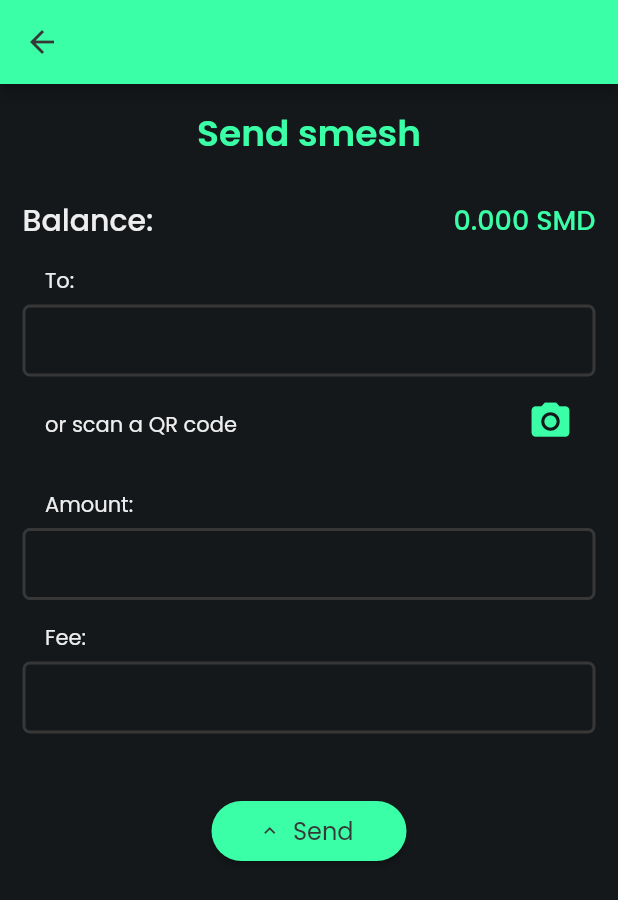
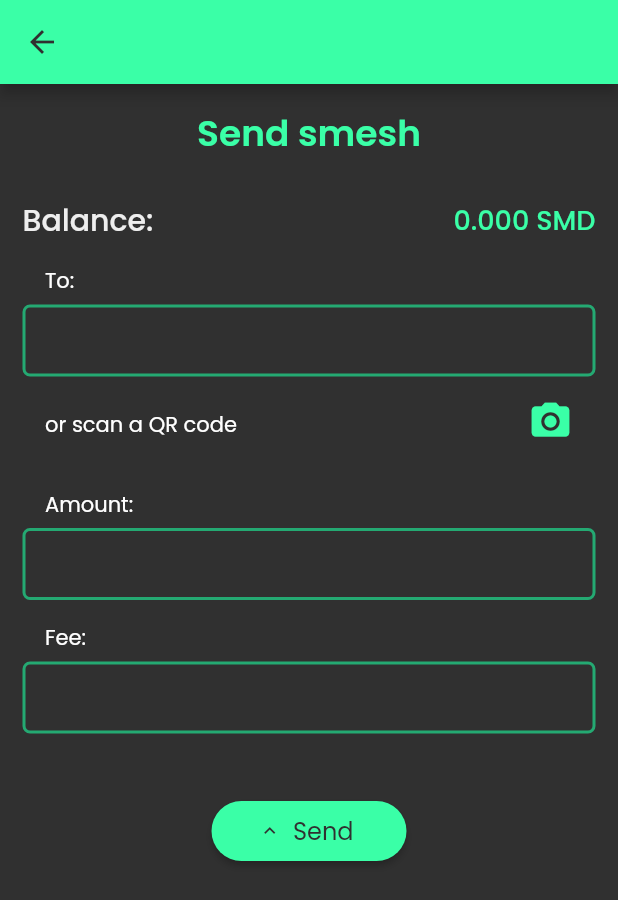
Before and after one commit to andreivcodes/sm_mobile_wallet, a Flutter app: the MainScreenWidget screen opened directly, after a tap on "Send", on a phone screen of 412 x 824 dp. Shown: the top 900 px of the screen. Run offline on Flutter 3.47's test engine with Material 2 defaults, Android fonts, the phone set to English and light mode, and no system bars; drawn by our look-alikes of auto_size_text; our stand-ins replace convert, easy_debounce, flutter_spinkit, flutter_svg, font_awesome_flutter, google_fonts and 7 more; missing offline and left inert: bip39, dart:ffi, ed25519spacemesh, grpc, json_path, protospacemesh; accounts and stored records are empty; network calls fail.

Commit message:
colors rework

```diff
--- a/lib/components/balance_card_widget.dart
+++ b/lib/components/balance_card_widget.dart
@@ -22,11 +22,11 @@ class _BalanceCardWidgetState extends State<BalanceCardWidget> {
       child: Container(
         width: MediaQuery.of(context).size.width * 0.9,
         decoration: BoxDecoration(
-          color: FlutterFlowTheme.of(context).jet,
+          color: FlutterFlowTheme.of(context).primaryBackground,
           boxShadow: [
             BoxShadow(
               blurRadius: 8,
-              color: FlutterFlowTheme.of(context).jet,
+              color: Color(0xFF373737),
               offset: Offset(0, -2),
             )
           ],
@@ -50,7 +50,8 @@ class _BalanceCardWidgetState extends State<BalanceCardWidget> {
                           style:
                               FlutterFlowTheme.of(context).bodyText1.override(
                                     fontFamily: 'Lexend Deca',
-                                    color: Colors.white,
+                                    color: FlutterFlowTheme.of(context)
+                                        .secondaryBackground,
                                     fontSize: 14,
                                     fontWeight: FontWeight.normal,
                                   ),
@@ -92,7 +93,7 @@ class _BalanceCardWidgetState extends State<BalanceCardWidget> {
                                       .override(
                                         fontFamily: 'Lexend Deca',
                                         color: FlutterFlowTheme.of(context)
-                                            .mediumSpringGreen,
+                                            .primaryColor,
                                         fontSize: 32,
                                         fontWeight: FontWeight.bold,
                                       ),
--- a/lib/flutter_flow/flutter_flow_theme.dart
+++ b/lib/flutter_flow/flutter_flow_theme.dart
@@ -2,9 +2,31 @@
 
 import 'package:flutter/material.dart';
 import 'package:google_fonts/google_fonts.dart';
+import 'package:shared_preferences/shared_preferences.dart';
+
+const kThemeModeKey = '__theme_mode__';
+SharedPreferences _prefs;
 
 abstract class FlutterFlowTheme {
-  static FlutterFlowTheme of(BuildContext context) => LightModeTheme();
+  static Future initialize() async =>
+      _prefs = await SharedPreferences.getInstance();
+  static ThemeMode get themeMode {
+    final darkMode = _prefs?.getBool(kThemeModeKey);
+    return darkMode == null
+        ? ThemeMode.system
+        : darkMode
+            ? ThemeMode.dark
+            : ThemeMode.light;
+  }
+
+  static void saveThemeMode(ThemeMode mode) => mode == ThemeMode.system
+      ? _prefs?.remove(kThemeModeKey)
+      : _prefs?.setBool(kThemeModeKey, mode == ThemeMode.dark);
+
+  static FlutterFlowTheme of(BuildContext context) =>
+      Theme.of(context).brightness == Brightness.dark
+          ? DarkModeTheme()
+          : LightModeTheme();
 
   Color primaryColor;
   Color secondaryColor;
@@ -14,14 +36,6 @@ abstract class FlutterFlowTheme {
   Color secondaryBackground;
   Color primaryText;
   Color secondaryText;
-
-  Color black;
-  Color mediumSpringGreen;
-  Color jet;
-  Color xanadu;
-  Color blueMunsell;
-  Color customColor1;
-  Color customColor2;
 
   TextStyle get title1 => GoogleFonts.getFont(
         'Poppins',
@@ -61,7 +75,7 @@ abstract class FlutterFlowTheme {
       );
   TextStyle get bodyText2 => GoogleFonts.getFont(
         'Poppins',
-        color: black,
+        color: Colors.black,
         fontWeight: FontWeight.normal,
         fontSize: 14,
       );
@@ -69,21 +83,24 @@ abstract class FlutterFlowTheme {
 
 class LightModeTheme extends FlutterFlowTheme {
   Color primaryColor = const Color(0xFF3AFFA7);
-  Color secondaryColor = const Color(0xFFEE8B60);
-  Color tertiaryColor = const Color(0xFFFFFFFF);
-  Color alternate = const Color(0x00000000);
-  Color primaryBackground = const Color(0x00000000);
-  Color secondaryBackground = const Color(0x00000000);
-  Color primaryText = const Color(0x00000000);
-  Color secondaryText = const Color(0x00000000);
+  Color secondaryColor = const Color(0xFF24A972);
+  Color tertiaryColor = const Color(0xFFEE8B60);
+  Color alternate = const Color(0xFFFCC1A8);
+  Color primaryBackground = const Color(0xFF303030);
+  Color secondaryBackground = const Color(0xFFFFFFFF);
+  Color primaryText = const Color(0xFF000000);
+  Color secondaryText = const Color(0xFF14181B);
+}
 
-  Color black = Color(0xFF000000);
-  Color mediumSpringGreen = Color(0xFF3AFFA7);
-  Color jet = Color(0xFF373737);
-  Color xanadu = Color(0xFF808F85);
-  Color blueMunsell = Color(0xFF3B8EA5);
-  Color customColor1 = Color(0xFF14181B);
-  Color customColor2 = Color(0xFF2AB476);
+class DarkModeTheme extends FlutterFlowTheme {
+  Color primaryColor = const Color(0xFF3AFFA7);
+  Color secondaryColor = const Color(0xFF24A972);
+  Color tertiaryColor = const Color(0xFFEE8B60);
+  Color alternate = const Color(0xFFFCC1A8);
+  Color primaryBackground = const Color(0xFF303030);
+  Color secondaryBackground = const Color(0xFFFFFFFF);
+  Color primaryText = const Color(0xFF000000);
+  Color secondaryText = const Color(0xFF14181B);
 }
 
 extension TextStyleHelper on TextStyle {
--- a/lib/main.dart
+++ b/lib/main.dart
@@ -10,6 +10,8 @@ import 'flutter_flow/flutter_flow_util.dart';
 
 void main() async {
   WidgetsFlutterBinding.ensureInitialized();
+
+  await FlutterFlowTheme.initialize();
 
   // Initialize FFAppState.
   FFAppState();
@@ -28,11 +30,12 @@ class MyApp extends StatefulWidget {
 
 class _MyAppState extends State<MyApp> {
   Locale _locale;
-  ThemeMode _themeMode = ThemeMode.system;
+  ThemeMode _themeMode = FlutterFlowTheme.themeMode;
 
   void setLocale(Locale value) => setState(() => _locale = value);
   void setThemeMode(ThemeMode mode) => setState(() {
         _themeMode = mode;
+        FlutterFlowTheme.saveThemeMode(mode);
       });
 
   @override
@@ -48,6 +51,7 @@ class _MyAppState extends State<MyApp> {
       locale: _locale,
       supportedLocales: const [Locale('en', '')],
       theme: ThemeData(brightness: Brightness.light),
+      darkTheme: ThemeData(brightness: Brightness.dark),
       themeMode: _themeMode,
       home: WelcomeWidget(),
     );
--- a/lib/main_screen/main_screen_widget.dart
+++ b/lib/main_screen/main_screen_widget.dart
@@ -80,11 +80,12 @@ class _MainScreenWidgetState extends State<MainScreenWidget>
                         child: Container(
                           width: MediaQuery.of(context).size.width,
                           decoration: BoxDecoration(
-                            color: Colors.white,
+                            color: FlutterFlowTheme.of(context)
+                                .secondaryBackground,
                             boxShadow: [
                               BoxShadow(
                                 blurRadius: 8,
-                                color: FlutterFlowTheme.of(context).jet,
+                                color: Color(0xFF373737),
                                 offset: Offset(0, -1),
                               )
                             ],
@@ -95,7 +96,8 @@ class _MainScreenWidgetState extends State<MainScreenWidget>
                               topRight: Radius.circular(16),
                             ),
                             border: Border.all(
-                              color: Colors.white,
+                              color: FlutterFlowTheme.of(context)
+                                  .secondaryBackground,
                             ),
                           ),
                           child: Column(
@@ -182,12 +184,15 @@ class _MainScreenWidgetState extends State<MainScreenWidget>
                                       options: FFButtonOptions(
                                         width: 130,
                                         height: 40,
-                                        color: FlutterFlowTheme.of(context).jet,
+                                        color: FlutterFlowTheme.of(context)
+                                            .primaryBackground,
                                         textStyle: FlutterFlowTheme.of(context)
                                             .subtitle2
                                             .override(
                                               fontFamily: 'Poppins',
-                                              color: Colors.white,
+                                              color:
+                                                  FlutterFlowTheme.of(context)
+                                                      .secondaryBackground,
                                             ),
                                         borderSide: BorderSide(
                                           color: Colors.transparent,
@@ -214,12 +219,15 @@ class _MainScreenWidgetState extends State<MainScreenWidget>
                                       options: FFButtonOptions(
                                         width: 130,
                                         height: 40,
-                                        color: FlutterFlowTheme.of(context).jet,
+                                        color: FlutterFlowTheme.of(context)
+                                            .primaryBackground,
                                         textStyle: FlutterFlowTheme.of(context)
                                             .subtitle2
                                             .override(
                                               fontFamily: 'Poppins',
-                                              color: Colors.white,
+                                              color:
+                                                  FlutterFlowTheme.of(context)
+                                                      .secondaryBackground,
                                             ),
                                         borderSide: BorderSide(
                                           color: Colors.transparent,
--- a/lib/send_tx/send_tx_widget.dart
+++ b/lib/send_tx/send_tx_widget.dart
@@ -36,20 +36,19 @@ class _SendTxWidgetState extends State<SendTxWidget> {
       key: scaffoldKey,
       appBar: AppBar(
         backgroundColor: FlutterFlowTheme.of(context).primaryColor,
-        iconTheme: IconThemeData(color: FlutterFlowTheme.of(context).jet),
+        iconTheme: IconThemeData(
+            color: FlutterFlowTheme.of(context).primaryBackground),
         automaticallyImplyLeading: true,
         actions: [],
         centerTitle: true,
         elevation: 4,
       ),
-      backgroundColor: FlutterFlowTheme.of(context).customColor1,
+      backgroundColor: FlutterFlowTheme.of(context).primaryBackground,
       body: SafeArea(
         child: Container(
           width: double.infinity,
           height: double.infinity,
-          decoration: BoxDecoration(
-            color: FlutterFlowTheme.of(context).customColor1,
-          ),
+          decoration: BoxDecoration(),
           child: SingleChildScrollView(
             child: Column(
               mainAxisSize: MainAxisSize.max,
@@ -62,7 +61,7 @@ class _SendTxWidgetState extends State<SendTxWidget> {
                     'Send smesh',
                     style: FlutterFlowTheme.of(context).title1.override(
                           fontFamily: 'Poppins',
-                          color: FlutterFlowTheme.of(context).mediumSpringGreen,
+                          color: FlutterFlowTheme.of(context).primaryColor,
                         ),
                   ),
                 ),
@@ -114,7 +113,7 @@ class _SendTxWidgetState extends State<SendTxWidget> {
                                       .override(
                                         fontFamily: 'Poppins',
                                         color: FlutterFlowTheme.of(context)
-                                            .mediumSpringGreen,
+                                            .primaryColor,
                                       ),
                                 );
                               },
@@ -141,7 +140,8 @@ class _SendTxWidgetState extends State<SendTxWidget> {
                                     .bodyText1
                                     .override(
                                       fontFamily: 'Poppins',
-                                      color: Color(0xFFEEEEEE),
+                                      color: FlutterFlowTheme.of(context)
+                                          .secondaryBackground,
                                     ),
                               ),
                             ),
@@ -156,14 +156,16 @@ class _SendTxWidgetState extends State<SendTxWidget> {
                               decoration: InputDecoration(
                                 enabledBorder: OutlineInputBorder(
                                   borderSide: BorderSide(
-                                    color: FlutterFlowTheme.of(context).jet,
+                                    color: FlutterFlowTheme.of(context)
+                                        .secondaryColor,
                                     width: 2,
                                   ),
                                   borderRadius: BorderRadius.circular(5),
                                 ),
                                 focusedBorder: OutlineInputBorder(
                                   borderSide: BorderSide(
-                                    color: FlutterFlowTheme.of(context).jet,
+                                    color: FlutterFlowTheme.of(context)
+                                        .secondaryColor,
                                     width: 2,
                                   ),
                                   borderRadius: BorderRadius.circular(5),
@@ -177,8 +179,8 @@ class _SendTxWidgetState extends State<SendTxWidget> {
                                         ),
                                         child: Icon(
                                           Icons.clear,
-                                          color:
-                                              FlutterFlowTheme.of(context).jet,
+                                          color: FlutterFlowTheme.of(context)
+                                              .secondaryColor,
                                           size: 22,
                                         ),
                                       )
@@ -189,7 +191,7 @@ class _SendTxWidgetState extends State<SendTxWidget> {
                                   .override(
                                     fontFamily: 'Poppins',
                                     color: FlutterFlowTheme.of(context)
-                                        .mediumSpringGreen,
+                                        .primaryColor,
                                   ),
                               textAlign: TextAlign.start,
                               keyboardType: TextInputType.number,
@@ -207,7 +209,8 @@ class _SendTxWidgetState extends State<SendTxWidget> {
                                         .bodyText1
                                         .override(
                                           fontFamily: 'Poppins',
-                                          color: Color(0xFFEEEEEE),
+                                          color: FlutterFlowTheme.of(context)
+                                              .secondaryBackground,
                                         ),
                                   ),
                                 ),
@@ -218,8 +221,7 @@ class _SendTxWidgetState extends State<SendTxWidget> {
                                   buttonSize: 60,
                                   icon: Icon(
                                     Icons.photo_camera,
-                                    color: FlutterFlowTheme.of(context)
-                                        .mediumSpringGreen,
+                                    color: Color(0xFF3AFFA7),
                                     size: 30,
                                   ),
                                   onPressed: () {
@@ -250,7 +252,8 @@ class _SendTxWidgetState extends State<SendTxWidget> {
                                     .bodyText1
                                     .override(
                                       fontFamily: 'Poppins',
-                                      color: Color(0xFFEEEEEE),
+                                      color: FlutterFlowTheme.of(context)
+                                          .secondaryBackground,
                                     ),
                               ),
                             ),
@@ -265,14 +268,16 @@ class _SendTxWidgetState extends State<SendTxWidget> {
                               decoration: InputDecoration(
                                 enabledBorder: OutlineInputBorder(
                                   borderSide: BorderSide(
-                                    color: FlutterFlowTheme.of(context).jet,
+                                    color: FlutterFlowTheme.of(context)
+                                        .secondaryColor,
                                     width: 2,
                                   ),
                                   borderRadius: BorderRadius.circular(5),
                                 ),
                                 focusedBorder: OutlineInputBorder(
                                   borderSide: BorderSide(
-                                    color: FlutterFlowTheme.of(context).jet,
+                                    color: FlutterFlowTheme.of(context)
+                                        .secondaryColor,
                                     width: 2,
                                   ),
                                   borderRadius: BorderRadius.circular(5),
@@ -286,8 +291,8 @@ class _SendTxWidgetState extends State<SendTxWidget> {
                                         ),
                                         child: Icon(
                                           Icons.clear,
-                                          color:
-                                              FlutterFlowTheme.of(context).jet,
+                                          color: FlutterFlowTheme.of(context)
+                                              .secondaryColor,
                                           size: 22,
                                         ),
                                       )
@@ -298,7 +303,7 @@ class _SendTxWidgetState extends State<SendTxWidget> {
                                   .override(
                                     fontFamily: 'Poppins',
                                     color: FlutterFlowTheme.of(context)
-                                        .mediumSpringGreen,
+                                        .primaryColor,
                                   ),
                               textAlign: TextAlign.start,
                               keyboardType: TextInputType.number,
@@ -325,7 +330,8 @@ class _SendTxWidgetState extends State<SendTxWidget> {
                                     .bodyText1
                                     .override(
                                       fontFamily: 'Poppins',
-                                      color: Color(0xFFEEEEEE),
+                                      color: FlutterFlowTheme.of(context)
+                                          .secondaryBackground,
                                     ),
                               ),
                             ),
@@ -340,14 +346,16 @@ class _SendTxWidgetState extends State<SendTxWidget> {
                               decoration: InputDecoration(
                                 enabledBorder: OutlineInputBorder(
                                   borderSide: BorderSide(
-                                    color: FlutterFlowTheme.of(context).jet,
+                                    color: FlutterFlowTheme.of(context)
+                                        .secondaryColor,
                                     width: 2,
                                   ),
                                   borderRadius: BorderRadius.circular(5),
                                 ),
                                 focusedBorder: OutlineInputBorder(
                                   borderSide: BorderSide(
-                                    color: FlutterFlowTheme.of(context).jet,
+                                    color: FlutterFlowTheme.of(context)
+                                        .secondaryColor,
                                     width: 2,
                                   ),
                                   borderRadius: BorderRadius.circular(5),
@@ -361,8 +369,8 @@ class _SendTxWidgetState extends State<SendTxWidget> {
                                         ),
                                         child: Icon(
                                           Icons.clear,
-                                          color:
-                                              FlutterFlowTheme.of(context).jet,
+                                          color: FlutterFlowTheme.of(context)
+                                              .secondaryColor,
                                           size: 22,
                                         ),
                                       )
@@ -373,7 +381,7 @@ class _SendTxWidgetState extends State<SendTxWidget> {
                                   .override(
                                     fontFamily: 'Poppins',
                                     color: FlutterFlowTheme.of(context)
-                                        .mediumSpringGreen,
+                                        .primaryColor,
                                   ),
                               textAlign: TextAlign.start,
                               keyboardType: TextInputType.number,
@@ -410,11 +418,13 @@ class _SendTxWidgetState extends State<SendTxWidget> {
                       width: 130,
                       height: 40,
                       color: FlutterFlowTheme.of(context).primaryColor,
-                      textStyle:
-                          FlutterFlowTheme.of(context).subtitle2.override(
-                                fontFamily: 'Poppins',
-                                color: FlutterFlowTheme.of(context).jet,
-                              ),
+                      textStyle: FlutterFlowTheme.of(context)
+                          .subtitle2
+                          .override(
+                            fontFamily: 'Poppins',
+                            color:
+                                FlutterFlowTheme.of(context).primaryBackground,
+                          ),
                       borderSide: BorderSide(
                         color: Colors.transparent,
                         width: 1,
```
Also changed, not shown: lib/account_created/account_created_widget.dart (+3 -6 lines), lib/add_account_choice/add_account_choice_widget.dart (+20 -13 lines), lib/components/tx_entry_widget.dart (+16 -14 lines), lib/flutter_flow/custom_functions.dart (+16 -6 lines), lib/network_selection/network_selection_widget.dart (+12 -10 lines), lib/new_account/new_account_widget.dart (+9 -9 lines), lib/new_account_check/new_account_check_widget.dart (+11 -11 lines), lib/new_account_warning/new_account_warning_widget.dart (+10 -9 lines), lib/receive_tx/receive_tx_widget.dart (+15 -15 lines), lib/recover_account/recover_account_widget.dart (+12 -11 lines), lib/settings/settings_widget.dart (+11 -8 lines), lib/tx_detail/tx_detail_widget.dart (+29 -17 lines), lib/tx_sent_congrats/tx_sent_congrats_widget.dart (+3 -6 lines), lib/welcome/welcome_widget.dart (+10 -5 lines).
